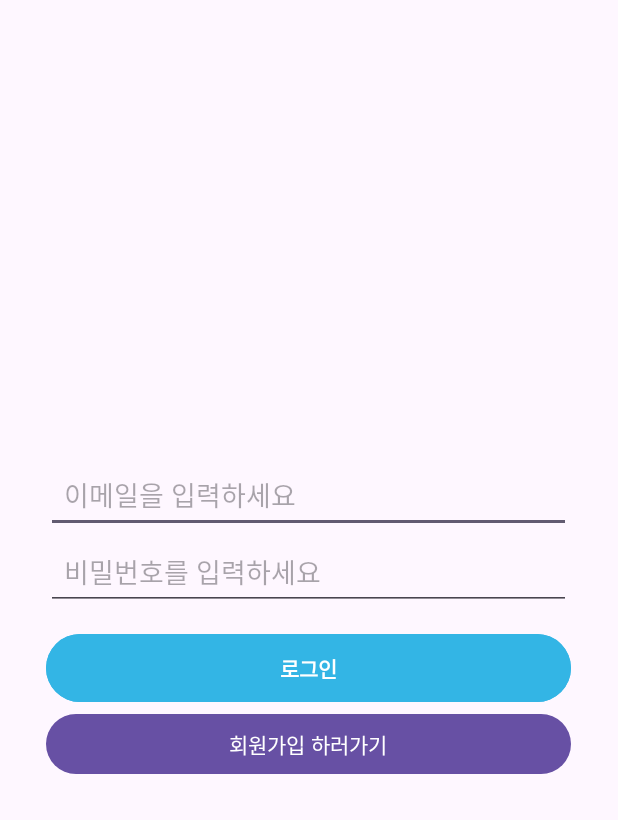
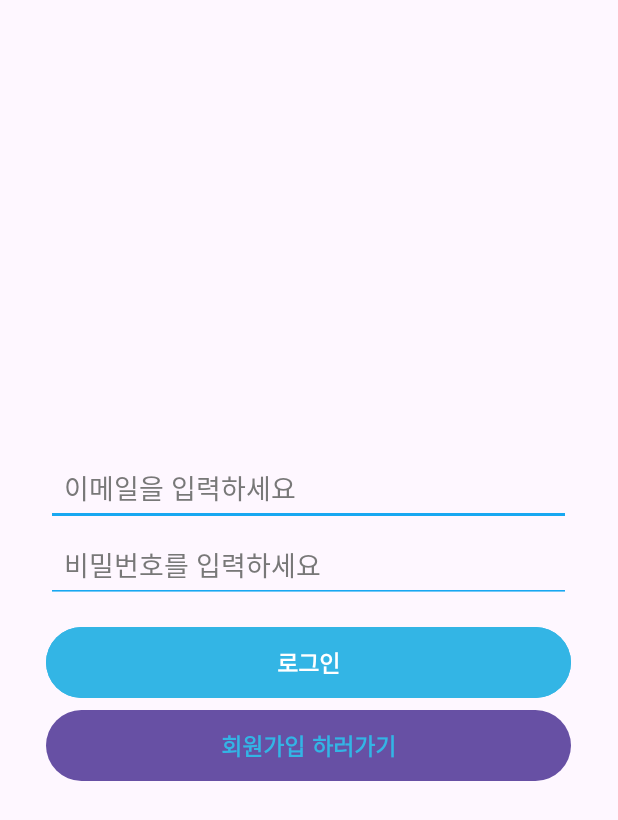
Before and after one commit to mckydot/creative_hanbit, an Android app: the screen it shows after launch (MainActivity), on a phone screen of 412 x 824 dp. Shown: the top 820 px of the screen. Run offline under Robolectric (Android 15) with nearby library versions, the phone set to English and light mode, and no system bars.

Commit message:
로그인 페이지 디자인 수정중

```diff
--- a/app/src/main/AndroidManifest.xml
+++ b/app/src/main/AndroidManifest.xml
@@ -13,6 +13,9 @@
         android:theme="@style/Theme.Creative_hanbit"
         tools:targetApi="31">
         <activity
+            android:name=".MainPage"
+            android:exported="false" />
+        <activity
             android:name=".MainActivity"
             android:exported="true">
             <intent-filter>
--- a/app/src/main/res/layout/activity_main.xml
+++ b/app/src/main/res/layout/activity_main.xml
@@ -15,7 +15,10 @@
         android:layout_height="wrap_content"
         android:hint="이메일을 입력하세요"
         android:inputType="textUri"
+        android:fontFamily="@font/bmjua_ttf"
         android:imeOptions="actionDone"
+        android:textColorHint="#787878"
+        android:backgroundTint="#18a8f1"
         android:singleLine="true"
         android:padding="12dp" />
 
@@ -25,7 +28,10 @@
         android:layout_height="wrap_content"
         android:hint="비밀번호를 입력하세요"
         android:inputType="textUri"
+        android:fontFamily="@font/bmjua_ttf"
         android:imeOptions="actionDone"
+        android:textColorHint="#787878"
+        android:backgroundTint="#18a8f1"
         android:singleLine="true"
         android:padding="12dp" />
 
@@ -38,13 +44,20 @@
         android:layout_marginTop="12dp"
         android:backgroundTint="@android:color/holo_blue_light"
         android:textColor="@android:color/white"
+        android:fontFamily="@font/bmjua_ttf"
+        android:textSize="15sp"
         android:textStyle="bold"
         android:padding="12dp" />
 
     <Button
         android:id="@+id/registerPage"
+        android:textColor="@android:color/holo_blue_light"
         android:layout_width="350dp"
         android:layout_height="wrap_content"
+        android:fontFamily="@font/bmjua_ttf"
+        android:textSize="15sp"
+        android:textStyle="bold"
+        android:padding="12dp"
         android:text="회원가입 하러가기"/>
 
 </LinearLayout>
```
Also changed, not shown: 1 other file.
